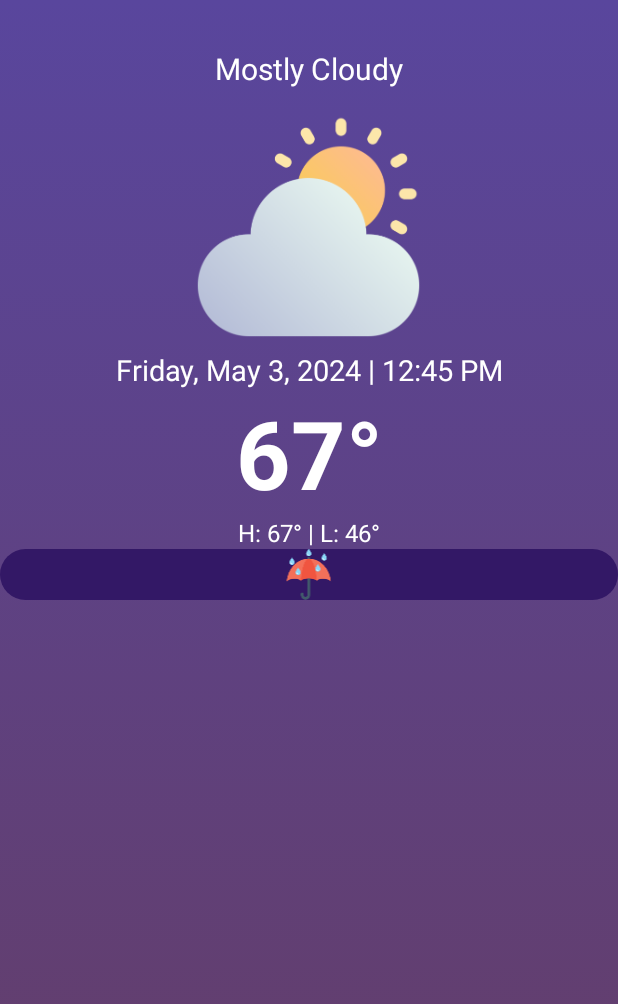
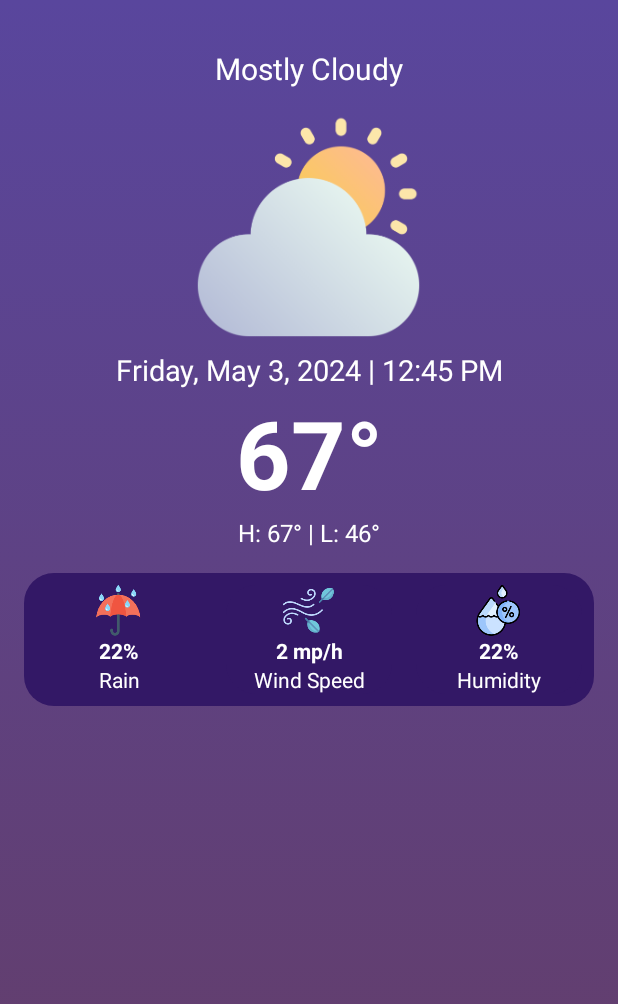
Before and after one commit to AngelHannah/AWeatherApp, an Android app: the screen it shows after launch (MainActivity), on a phone screen of 412 x 824 dp. Shown: the top 1004 px of the screen. Run offline under Robolectric (Android 15) with nearby library versions, the phone set to English and light mode, and no system bars.

Commit message:
Finished rain chance/wind/humidity bar
Finished the center bar of the main activity and it now shows spaces for rain chance, wind speed and humidity levels.

```diff
--- a/app/src/main/res/layout/activity_main.xml
+++ b/app/src/main/res/layout/activity_main.xml
@@ -70,22 +70,113 @@
                 android:textSize="16sp"
                 android:textAlignment="center"/>
 
+            <!--This is the beginning of the center info bar-->
             <LinearLayout
                 android:layout_width="match_parent"
                 android:layout_height="match_parent"
+                android:layout_margin="16dp"
+                android:background="@drawable/background2"
                 android:orientation="horizontal">
 
+                <!--Rain chance/left icon-->
                 <LinearLayout
-                    android:layout_width="match_parent"
-                    android:layout_height="match_parent"
+                    android:layout_width="0dp"
+                    android:layout_height="wrap_content"
+                    android:layout_margin="8dp"
+                    android:layout_weight="0.333"
+                    android:orientation="vertical">
+
+                    <ImageView
+                        android:id="@+id/imageView3"
+                        android:layout_width="34dp"
+                        android:layout_height="34dp"
+                        android:layout_gravity="center"
+                        app:srcCompat="@drawable/rain" />
+
+                    <TextView
+                        android:id="@+id/textView5"
+                        android:layout_width="match_parent"
+                        android:layout_height="wrap_content"
+                        android:text="22%"
+                        android:textAlignment="center"
+                        android:textColor="@color/white"
+                        android:textStyle="bold" />
+
+                    <TextView
+                        android:id="@+id/textView6"
+                        android:layout_width="match_parent"
+                        android:layout_height="wrap_content"
+                        android:text="Rain"
+                        android:textAlignment="center"
+                        android:textColor="@color/white" />
+                </LinearLayout>
+
+                <!--Wind speed/center icon-->
+                <LinearLayout
+                    android:layout_width="0dp"
+                    android:layout_height="wrap_content"
+                    android:layout_margin="8dp"
+                    android:layout_weight="0.333"
                     android:background="@drawable/background2"
                     android:orientation="vertical">
 
                     <ImageView
-                        android:id="@+id/imageView3"
+                        android:id="@+id/imageView4"
+                        android:layout_width="34dp"
+                        android:layout_height="34dp"
+                        android:layout_gravity="center"
+                        app:srcCompat="@drawable/wind" />
+
+                    <TextView
+                        android:id="@+id/textView7"
                         android:layout_width="match_parent"
                         android:layout_height="wrap_content"
-                        app:srcCompat="@drawable/rain" />
+                        android:text="2 mp/h"
+                        android:textAlignment="center"
+                        android:textColor="@color/white"
+                        android:textStyle="bold" />
+
+                    <TextView
+                        android:id="@+id/textView8"
+                        android:layout_width="match_parent"
+                        android:layout_height="wrap_content"
+                        android:text="Wind Speed"
+                        android:textAlignment="center"
+                        android:textColor="@color/white" />
+                </LinearLayout>
+
+                <!--Humidity/right icon-->
+                <LinearLayout
+                    android:layout_width="0dp"
+                    android:layout_height="match_parent"
+                    android:layout_margin="8dp"
+                    android:layout_weight="0.333"
+                    android:background="@drawable/background2"
+                    android:orientation="vertical">
+
+                    <ImageView
+                        android:id="@+id/imageView5"
+                        android:layout_width="34dp"
+                        android:layout_height="34dp"
+                        android:layout_gravity="center"
+                        app:srcCompat="@drawable/humidity" />
+
+                    <TextView
+                        android:id="@+id/textView9"
+                        android:layout_width="match_parent"
+                        android:layout_height="wrap_content"
+                        android:text="22%"
+                        android:textAlignment="center"
+                        android:textColor="@color/white"
+                        android:textStyle="bold" />
+
+                    <TextView
+                        android:id="@+id/textView10"
+                        android:layout_width="match_parent"
+                        android:layout_height="wrap_content"
+                        android:text="Humidity"
+                        android:textAlignment="center"
+                        android:textColor="@color/white" />
                 </LinearLayout>
             </LinearLayout>
         </LinearLayout>
```
